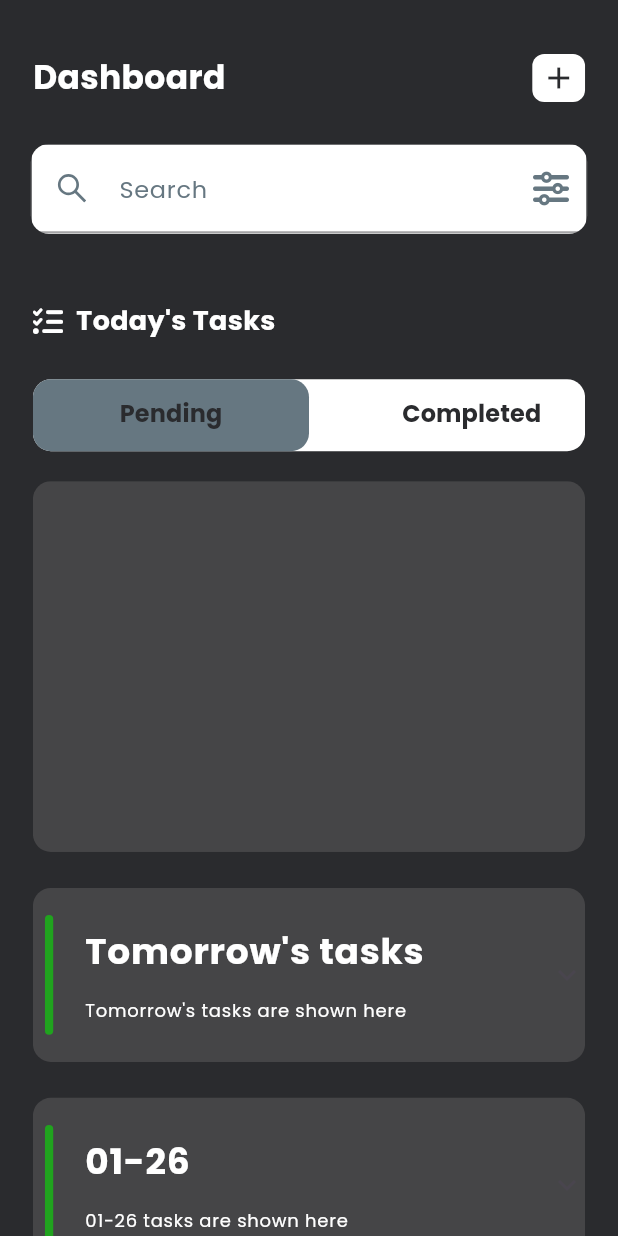
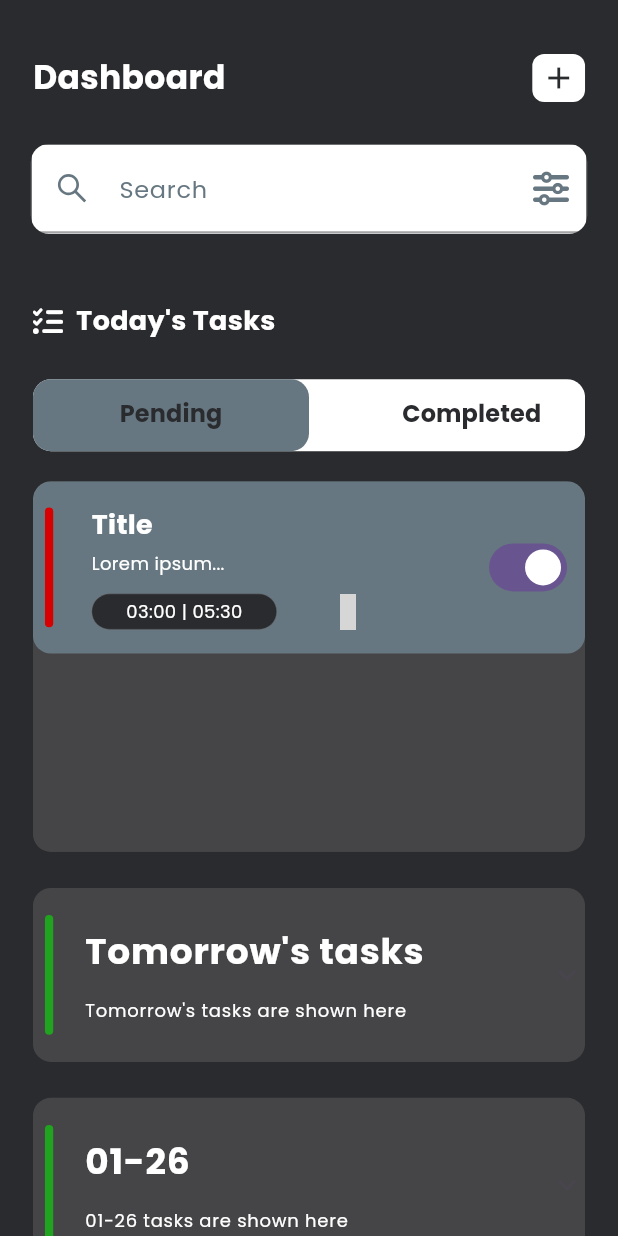
Before and after one commit to Yousef-Medhat56/flutter_task_management, a Flutter app: the screen it shows after launch, on a phone screen of 412 x 824 dp. Run offline on Flutter 3.47's test engine with Material 3 defaults, Android fonts, the phone set to English and light mode, and no system bars; our stand-ins replace country_picker, flutter_screenutil, flutter_vector_icons, google_fonts, hooks_riverpod, pinput and 1 more; grey boxes are pictures that could not be loaded.

Commit message:
feat(home page): show todo tiles on the home page

```diff
--- a/lib/features/todo/pages/home_page.dart
+++ b/lib/features/todo/pages/home_page.dart
@@ -9,6 +9,7 @@ import 'package:task_management/common/widgets/spacers/height_spacer.dart';
 import 'package:task_management/common/widgets/spacers/width_spacer.dart';
 import 'package:task_management/common/widgets/text.dart';
 import 'package:task_management/features/todo/widgets/extended_appbar.dart';
+import 'package:task_management/features/todo/widgets/todo_tile.dart';
 
 class HomePage extends ConsumerStatefulWidget {
   const HomePage({super.key});
@@ -107,6 +108,21 @@ class _HomePageState extends ConsumerState<HomePage>
                     Container(
                       color: AppConsts.kBkLight,
                       height: AppConsts.kHeight * 0.3,
+                      child: ListView(
+                        children: [
+                          TodoTile(
+                            title: "Title",
+                            description: "Lorem ipsum...",
+                            start: "03:00",
+                            end: "05:30",
+                            switcher: Switch(
+                                value: true,
+                                onChanged: (bool value) {
+                                  value = !value;
+                                }),
+                          )
+                        ],
+                      ),
                     ),
                     //TODO: add container child
                     Container(
```
